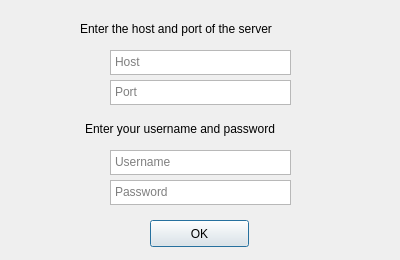
TomFanella4/IRCClient, file login.ui: the form before one commit.
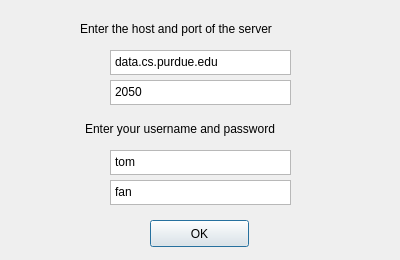
The form after the commit.

Diff of the .ui file:
```diff
--- a/login.ui
+++ b/login.ui
@@ -34,6 +34,9 @@
    <property name="lineWrapMode">
     <enum>QPlainTextEdit::NoWrap</enum>
    </property>
+   <property name="plainText">
+    <string>data.cs.purdue.edu</string>
+   </property>
    <property name="centerOnScroll">
     <bool>true</bool>
    </property>
@@ -62,6 +65,9 @@
    <property name="lineWrapMode">
     <enum>QPlainTextEdit::NoWrap</enum>
    </property>
+   <property name="plainText">
+    <string>2050</string>
+   </property>
    <property name="centerOnScroll">
     <bool>true</bool>
    </property>
@@ -90,6 +96,9 @@
    <property name="lineWrapMode">
     <enum>QPlainTextEdit::NoWrap</enum>
    </property>
+   <property name="plainText">
+    <string>tom</string>
+   </property>
    <property name="centerOnScroll">
     <bool>true</bool>
    </property>
@@ -118,6 +127,9 @@
    <property name="lineWrapMode">
     <enum>QPlainTextEdit::NoWrap</enum>
    </property>
+   <property name="plainText">
+    <string>fan</string>
+   </property>
    <property name="centerOnScroll">
     <bool>true</bool>
    </property>
```
